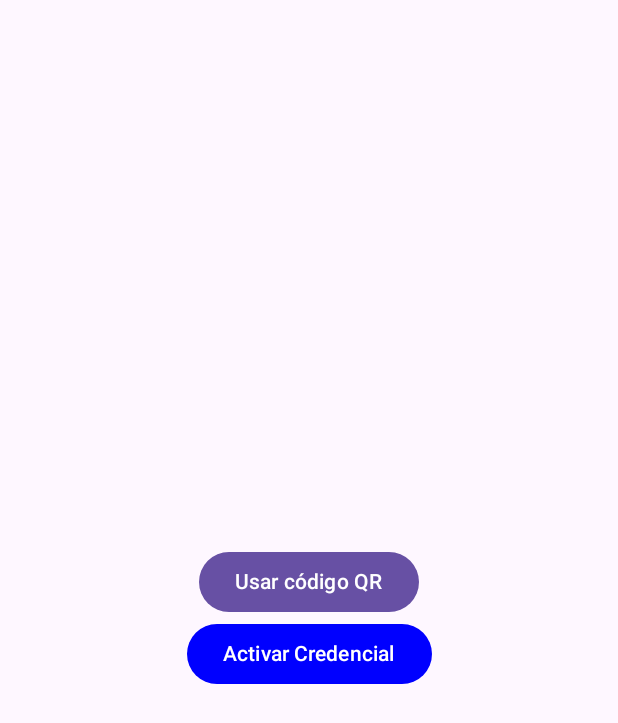
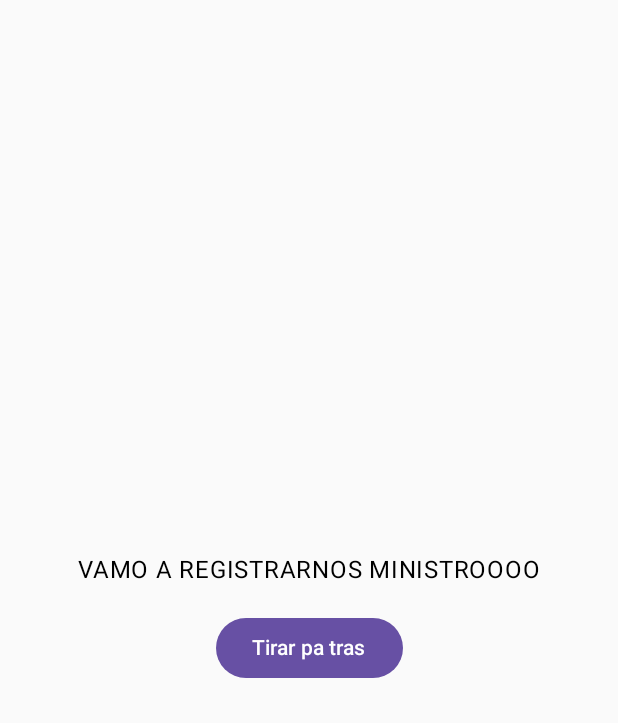
Before and after one commit to sergio-27/nowapp, an Android app built with Jetpack Compose: the screen it shows after launch (MainActivity), after a tap on "Activar Credencial", on a phone screen of 412 x 824 dp. Shown: the top 723 px of the screen. Run offline under Robolectric (Android 15) with nearby library versions, the phone set to English and light mode, and no system bars; libraries missing offline, so code that uses them is left out: at.asitplus.wallet; 2 statements that could not run were skipped.

Commit message:
pending design activate credential

```diff
--- a/composeApp/src/commonMain/kotlin/org/example/project/App.kt
+++ b/composeApp/src/commonMain/kotlin/org/example/project/App.kt
@@ -8,9 +8,10 @@ import androidx.navigation.compose.rememberNavController
 import at.asitplus.wallet.lib.Initializer
 import org.example.project.home.HomeScreen
 import org.example.project.login.LoginScreen
+import org.example.project.login.activate.ActivateCredentialScreen
 import org.example.project.routes.HomeScreenRoute
 import org.example.project.routes.LoginScreenRoute
-import org.example.project.routes.RegisterUserScreenRoute
+import org.example.project.routes.ActivateCredentialScreenRoute
 import org.jetbrains.compose.ui.tooling.preview.Preview
 
 
@@ -24,14 +25,22 @@ fun App() {
     MaterialTheme {
         NavHost(navController = navController, startDestination = LoginScreenRoute) {
             composable<LoginScreenRoute> {
-                LoginScreen {
-                    navController.navigate(HomeScreenRoute)
-                }
+                LoginScreen(
+                    onClickActivateCredentials = {
+                        navController.navigate(ActivateCredentialScreenRoute)
+                    },
+                    onLoginSuccess = {
+                        navController.navigate(HomeScreenRoute)
+                    })
             }
             composable<HomeScreenRoute> { HomeScreen() }
             // You can add more destinations similarly
 
-            composable<RegisterUserScreenRoute> {  }
+            composable<ActivateCredentialScreenRoute> {
+                ActivateCredentialScreen(
+                    onClickBack = { navController.navigateUp() }
+                )
+            }
         }
     }
 }
--- a/composeApp/src/commonMain/kotlin/org/example/project/client/AuthorizationApiClient.kt
+++ b/composeApp/src/commonMain/kotlin/org/example/project/client/AuthorizationApiClient.kt
@@ -1,6 +1,7 @@
 package org.example.project.client
 
 import io.ktor.client.call.body
+import io.ktor.client.plugins.ResponseException
 import io.ktor.client.request.get
 import io.ktor.client.request.post
 import io.ktor.client.request.setBody
@@ -45,9 +46,9 @@ object AuthorizationApiClient {
                         emit(response.body<AuthenticatedUserResponse>().authenticatedUser)
                         break
                     }
-                } catch (t: Throwable) {
+                } catch (t: ResponseException) {
                     // server not ready or network error -> ignore and continue polling
-                    print("Error on ping: ${t.message}")
+                    print("Error on ping: ${t}")
                 }
                 delay(pollIntervalMillis)
             }
--- a/composeApp/src/commonMain/kotlin/org/example/project/client/UserApiClient.kt
+++ b/composeApp/src/commonMain/kotlin/org/example/project/client/UserApiClient.kt
@@ -1,6 +1,7 @@
 package org.example.project.client
 
 import io.ktor.client.call.body
+import io.ktor.client.plugins.ResponseException
 import io.ktor.client.request.get
 import org.example.project.models.User
 
@@ -10,8 +11,8 @@ object UserApiClient {
         try {
             print("https://interzonal-flurriedly-madisyn.ngrok-free.dev/users/$id")
             return apiClient.get("https://interzonal-flurriedly-madisyn.ngrok-free.dev/users/$id").body<User>()
-        } catch (error: Exception) {
-            print("Error on ping: $error")
+        } catch (error: ResponseException) {
+            print("Error on ping: ${error}")
             return null
         }
 
--- /dev/null
+++ b/composeApp/src/commonMain/kotlin/org/example/project/login/activate/ActivateCredentialScreen.kt
@@ -0,0 +1,30 @@
+package org.example.project.login.activate
+
+import androidx.compose.foundation.layout.Arrangement
+import androidx.compose.foundation.layout.Column
+import androidx.compose.foundation.layout.fillMaxSize
+import androidx.compose.material3.Text
+import androidx.compose.runtime.Composable
+import androidx.compose.ui.Alignment
+import androidx.compose.ui.Modifier
+import androidx.compose.ui.unit.dp
+import org.example.project.components.buttons.PrimaryButton
+import org.jetbrains.compose.ui.tooling.preview.Preview
+
+@Composable
+@Preview
+fun ActivateCredentialScreen(
+    onClickBack: () -> Unit = {}
+) {
+    Column(
+        Modifier.fillMaxSize(),
+        verticalArrangement = Arrangement.spacedBy(16.dp, alignment = Alignment.CenterVertically),
+        horizontalAlignment = Alignment.CenterHorizontally
+    ) {
+        Text("VAMO A REGISTRARNOS MINISTROOOO")
+        PrimaryButton(
+            buttonText = "Tirar pa tras",
+            onClick = onClickBack
+        )
+    }
+}
--- a/composeApp/src/commonMain/kotlin/org/example/project/routes/MainRoutes.kt
+++ b/composeApp/src/commonMain/kotlin/org/example/project/routes/MainRoutes.kt
@@ -4,7 +4,7 @@ import kotlinx.serialization.Serializable
 
 
 @Serializable
-object RegisterUserScreenRoute
+object ActivateCredentialScreenRoute
 
 @Serializable
 object LoginScreenRoute
```
Also changed, not shown: composeApp/src/commonMain/kotlin/org/example/project/client/HttpClient.kt (+13 -0 lines), composeApp/src/commonMain/kotlin/org/example/project/components/dialogs/ShowQrDialogView.kt (+6 -4 lines), composeApp/src/commonMain/kotlin/org/example/project/login/ErrorView.kt (added, +37 -0 lines), composeApp/src/commonMain/kotlin/org/example/project/login/LoginScreen.kt (+11 -24 lines), composeApp/src/commonMain/kotlin/org/example/project/login/TransactionViewModel.kt (+14 -6 lines), composeApp/src/commonMain/kotlin/org/example/project/utils/AppConstants.kt (added, +25 -0 lines).
